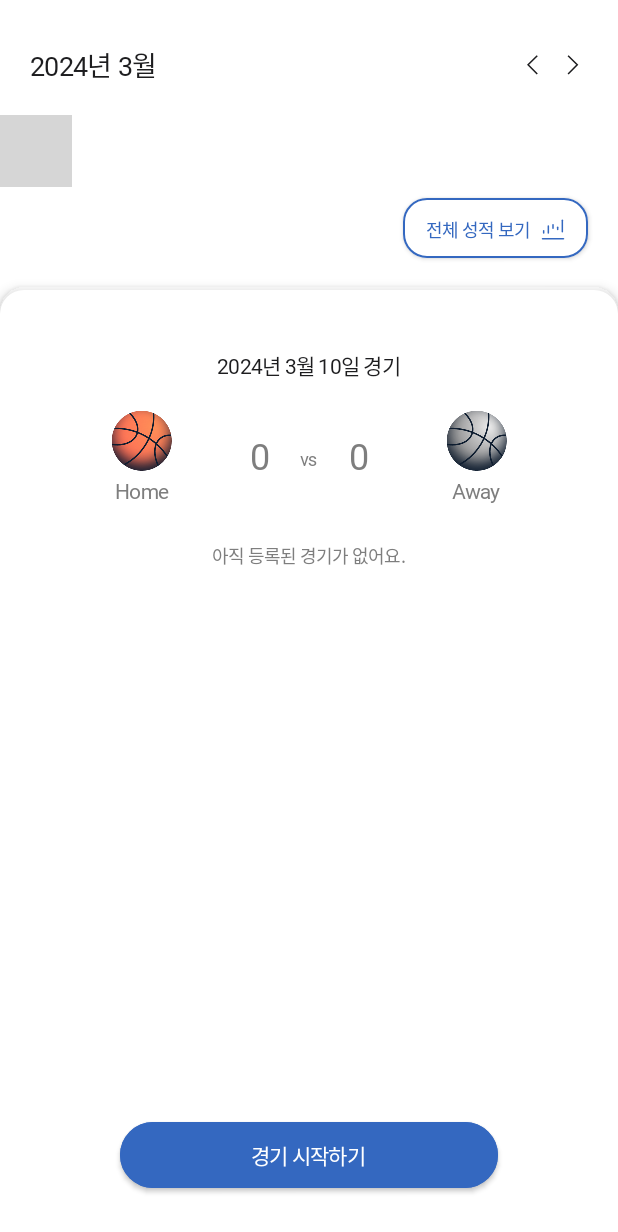
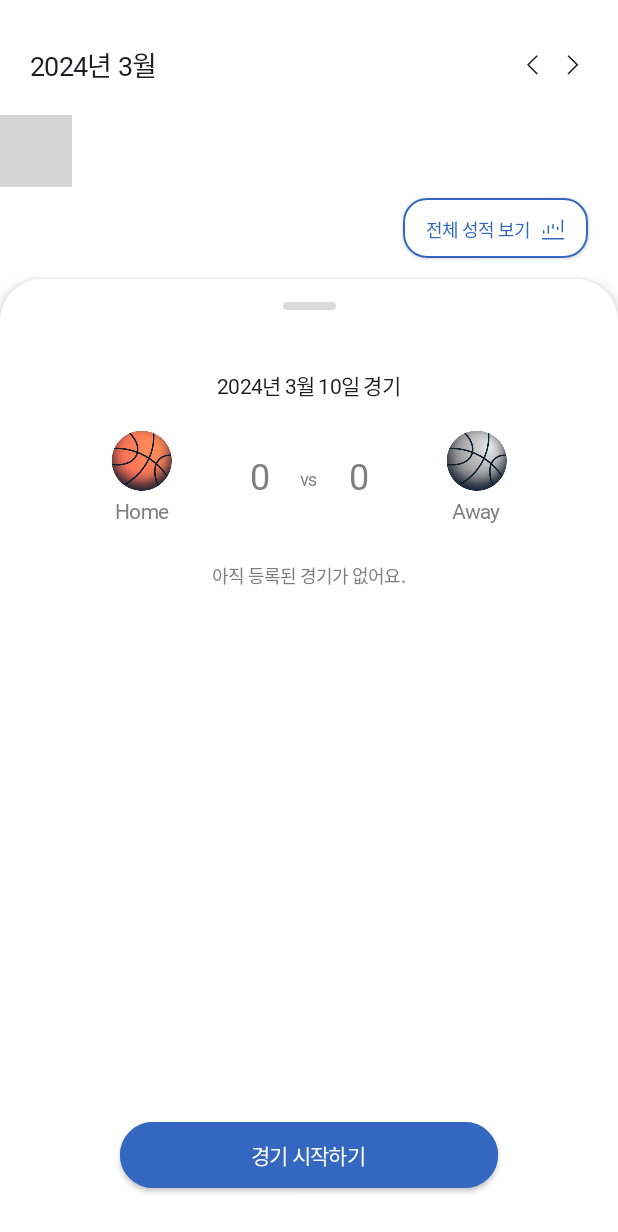
Before and after one commit to BballTending/BballTending-Android, an Android app built with Jetpack Compose: the screen it shows after launch (MainActivity), on a phone screen of 412 x 824 dp. Shown: the top 1232 px of the screen. Run offline under Robolectric (Android 15) with nearby library versions, the light colour scheme and no system bars; our stand-ins replace Dagger/Hilt's generated code, Room's generated code, constraintlayout-compose; Roboto replaces fonts that are not available here; 1 statement that could not run was skipped; grey boxes are pictures that could not be loaded.

Commit message:
fix: 홈 화면 레이아웃 수정
DraggableBottomSheet -> BottomSheetScaffold

```diff
--- a/app/src/main/java/com/bballtending/android/feature/home/HomeScreen.kt
+++ b/app/src/main/java/com/bballtending/android/feature/home/HomeScreen.kt
@@ -3,6 +3,7 @@ package com.bballtending.android.feature.home
 import androidx.compose.foundation.BorderStroke
 import androidx.compose.foundation.Image
 import androidx.compose.foundation.background
+import androidx.compose.foundation.layout.Box
 import androidx.compose.foundation.layout.Column
 import androidx.compose.foundation.layout.PaddingValues
 import androidx.compose.foundation.layout.Spacer
@@ -13,9 +14,13 @@ import androidx.compose.foundation.layout.padding
 import androidx.compose.foundation.layout.width
 import androidx.compose.foundation.layout.wrapContentSize
 import androidx.compose.foundation.shape.RoundedCornerShape
+import androidx.compose.material3.BottomSheetDefaults
+import androidx.compose.material3.BottomSheetScaffold
 import androidx.compose.material3.Button
 import androidx.compose.material3.ButtonDefaults
+import androidx.compose.material3.ExperimentalMaterial3Api
 import androidx.compose.material3.Text
+import androidx.compose.material3.rememberBottomSheetScaffoldState
 import androidx.compose.runtime.Composable
 import androidx.compose.runtime.getValue
 import androidx.compose.runtime.mutableStateOf
@@ -24,25 +29,29 @@ import androidx.compose.runtime.setValue
 import androidx.compose.ui.Alignment
 import androidx.compose.ui.Modifier
 import androidx.compose.ui.graphics.Color
+import androidx.compose.ui.layout.onGloballyPositioned
+import androidx.compose.ui.layout.positionInParent
+import androidx.compose.ui.platform.LocalConfiguration
+import androidx.compose.ui.platform.LocalDensity
 import androidx.compose.ui.res.painterResource
 import androidx.compose.ui.res.stringResource
 import androidx.compose.ui.unit.dp
 import androidx.compose.ui.unit.sp
-import androidx.constraintlayout.compose.ConstraintLayout
 import androidx.hilt.navigation.compose.hiltViewModel
 import androidx.lifecycle.compose.collectAsStateWithLifecycle
 import androidx.navigation.NavGraphBuilder
 import androidx.navigation.compose.composable
 import com.bballtending.android.R
+import com.bballtending.android.common.util.DLog
 import com.bballtending.android.domain.game.model.GameData
 import com.bballtending.android.domain.game.model.GameType
 import com.bballtending.android.feature.dialog.GameTypeDialog
-import com.bballtending.android.feature.home.component.DraggableBottomSheet
 import com.bballtending.android.feature.home.component.HorizontalCalendar
 import com.bballtending.android.feature.home.component.ScoreBoard
 import com.bballtending.android.feature.home.model.HomeUiState
 import com.bballtending.android.ui.preview.DevicePreview
 import com.bballtending.android.ui.theme.BballTendingTheme
+import com.bballtending.android.ui.theme.BorderGray
 import com.bballtending.android.ui.theme.TextHintGray
 import kotlinx.collections.immutable.toImmutableMap
 
@@ -72,6 +81,7 @@ fun HomeScreen(
     )
 }
 
+@OptIn(ExperimentalMaterial3Api::class)
 @Composable
 fun HomeScreen(
     selectedYear: Int,
@@ -83,24 +93,81 @@ fun HomeScreen(
 ) {
     val gameData = gameMap[selectedDay]
     var gameTypeDialogVisible by remember { mutableStateOf(false) }
+    val scaffoldState = rememberBottomSheetScaffoldState().apply {
+        bottomSheetState
+    }
+
+    val screenHeightDp = with(LocalConfiguration.current) {
+        screenHeightDp
+    }
+    var peekInitY by remember { mutableStateOf(0) }
 
     BballTendingTheme {
-        ConstraintLayout(
+        Box(
             modifier = Modifier
+                .fillMaxSize()
                 .background(BballTendingTheme.colors.background)
+        ) {
+            BottomSheetScaffold(
+                sheetContent = {
+                    Column(modifier = Modifier.fillMaxSize()) {
+                        ScoreBoard(
+                            selectedYear = selectedYear,
+                            selectedMonth = selectedMonth,
+                            selectedDay = selectedDay,
+                            gameData = gameData?.firstOrNull()
+                        )
+
+                        // 게임 기록이 없는 경우
+                        if (gameData == null) {
+                            Spacer(Modifier.height(25.dp))
+                            Text(
+                                text = stringResource(id = R.string.home_no_game_record),
+                                modifier = Modifier
+                                    .align(Alignment.CenterHorizontally),
+                                style = BballTendingTheme.typography.medium.copy(
+                                    color = TextHintGray,
+                                    fontSize = 12.sp
+                                )
+                            )
+                        }
+                        // 게임 기록이 있는 경우
+                        else {
+
+                        }
+                    }
+                },
+                scaffoldState = scaffoldState,
+                sheetPeekHeight = if (peekInitY == 0) {
+                    BottomSheetDefaults.SheetPeekHeight
+                } else {
+                    (screenHeightDp - with(LocalDensity.current) { peekInitY / density }).dp
+                },
+                sheetDragHandle = {
+                    Spacer(
+                        modifier = Modifier
+                            .padding(top = 15.dp)
+                            .width(35.dp)
+                            .height(5.dp)
+                            .background(color = BorderGray, shape = RoundedCornerShape(10.dp))
+                            .align(Alignment.TopCenter)
+                    )
+                },
+                sheetContainerColor = BballTendingTheme.colors.background,
+                sheetShadowElevation = 5.dp
+            ) {
+                Box(
+                    modifier = Modifier
                         .fillMaxSize()
+                        .background(BballTendingTheme.colors.background)
                 ) {
-            val (calendar, chartBtn, bottomScreen, playGameBtn) = createRefs()
+                    Column {
                         HorizontalCalendar(
                             gameMap = gameMap.toImmutableMap(),
-                onSelectedDayChange = onSelectedDayChange,
-                modifier = Modifier
-                    .constrainAs(calendar) {
-                        top.linkTo(parent.top)
-                        centerHorizontallyTo(parent)
-                    }
+                            onSelectedDayChange = onSelectedDayChange
                         )
 
+                        var initFlag = 0
                         Button(
                             onClick = {
 
@@ -108,9 +175,14 @@ fun HomeScreen(
                             modifier = Modifier
                                 .wrapContentSize()
                                 .padding(top = 3.dp, end = 20.dp, bottom = 15.dp)
-                    .constrainAs(chartBtn) {
-                        top.linkTo(calendar.bottom)
-                        end.linkTo(parent.end)
+                                .align(Alignment.End)
+                                .onGloballyPositioned {
+                                    if (initFlag == 0) {
+                                        initFlag += 1
+                                        val position = it.positionInParent()
+                                        DLog.d(HOME_SCREEN_ROUTE, "position=$position")
+                                        peekInitY = position.y.toInt() + it.size.height + 15
+                                    }
                                 },
                             shape = RoundedCornerShape(16.dp),
                             colors = ButtonDefaults.buttonColors(
@@ -142,40 +214,6 @@ fun HomeScreen(
                                 contentDescription = "차트"
                             )
                         }
-
-            DraggableBottomSheet(
-                modifier = Modifier
-                    .constrainAs(bottomScreen) {
-                        top.linkTo(chartBtn.bottom)
-                        centerHorizontallyTo(parent)
-                    }
-            ) {
-                Column(
-                    modifier = Modifier.fillMaxSize()
-                ) {
-                    ScoreBoard(
-                        selectedYear = selectedYear,
-                        selectedMonth = selectedMonth,
-                        selectedDay = selectedDay,
-                        gameData = gameData?.firstOrNull()
-                    )
-
-                    // 게임 기록이 없는 경우
-                    if (gameData == null) {
-                        Spacer(Modifier.height(25.dp))
-                        Text(
-                            text = stringResource(id = R.string.home_no_game_record),
-                            modifier = Modifier
-                                .align(Alignment.CenterHorizontally),
-                            style = BballTendingTheme.typography.medium.copy(
-                                color = TextHintGray,
-                                fontSize = 12.sp
-                            )
-                        )
-                    }
-                    // 게임 기록이 있는 경우
-                    else {
-
                     }
                 }
             }
@@ -188,10 +226,7 @@ fun HomeScreen(
                     modifier = Modifier
                         .fillMaxWidth()
                         .padding(start = 80.dp, end = 80.dp, bottom = 30.dp)
-                        .constrainAs(playGameBtn) {
-                            bottom.linkTo(parent.bottom)
-                            centerHorizontallyTo(parent)
-                        },
+                        .align(Alignment.BottomCenter),
                     shape = RoundedCornerShape(24.dp),
                     colors = ButtonDefaults.buttonColors(
                         containerColor = BballTendingTheme.colors.primary,
```
Lines whose indentation alone changed are shown as unchanged.
